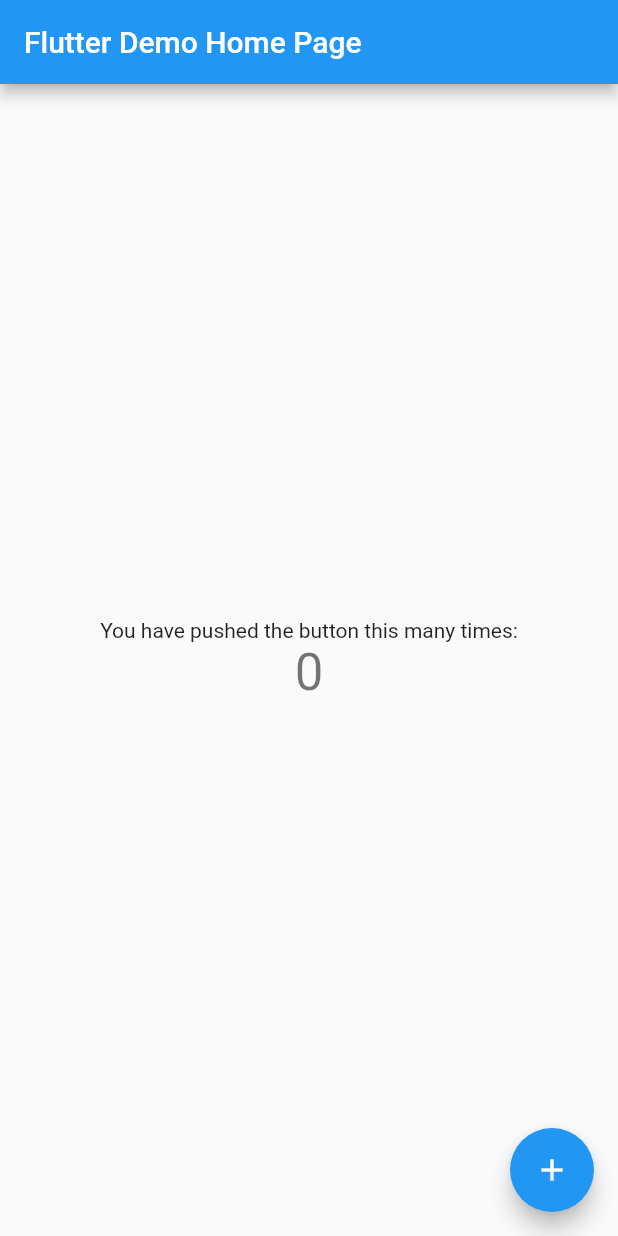
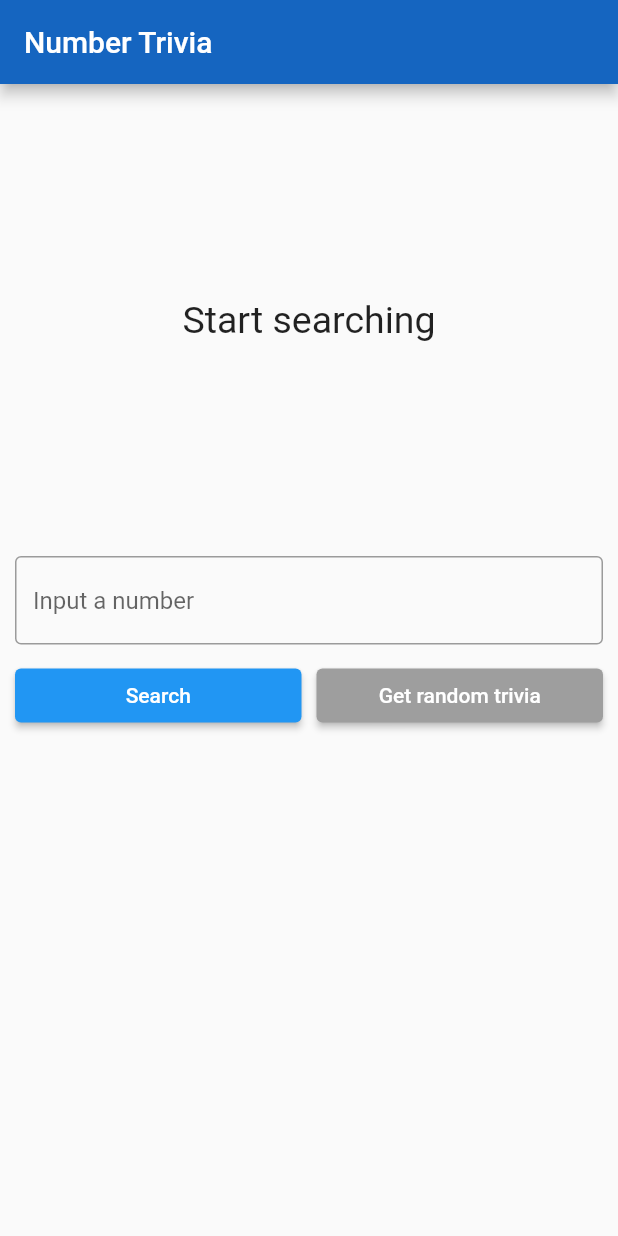
Before and after one commit to janpierry/clean_architecture_tdd_course, a Flutter app: the screen it shows after launch, on a phone screen of 412 x 824 dp. Run offline on Flutter 3.47's test engine with Material 2 defaults, Android fonts, the phone set to English and light mode, and no system bars; our stand-ins replace bloc, dartz, equatable, flutter_bloc, get_it, internet_connection_checker and 1 more.

Commit message:
feat: Add user interface && fix bloc async error

```diff
--- a/lib/features/number_trivia/presentation/bloc/number_trivia_bloc.dart
+++ b/lib/features/number_trivia/presentation/bloc/number_trivia_bloc.dart
@@ -41,8 +41,9 @@
     final inputEither =
         inputConverter.stringToUnsignedInteger(event.numberString);
 
-    inputEither.fold(
-      (failure) => emitter(const Error(message: INVALID_INPUT_FAILURE_MESSAGE)),
+    await inputEither.fold(
+      (failure) async =>
+          emitter(const Error(message: INVALID_INPUT_FAILURE_MESSAGE)),
       (value) async {
         emitter(Loading());
         final failureOrTrivia =
--- /dev/null
+++ b/lib/features/number_trivia/presentation/pages/number_trivia_page.dart
@@ -0,0 +1,62 @@
+import 'package:clean_architecture_tdd_course/features/number_trivia/presentation/widgets/trivia_controls.dart';
+import 'package:flutter/material.dart';
+import 'package:flutter_bloc/flutter_bloc.dart';
+
+import '../../../../injection_container.dart';
+import '../bloc/number_trivia_bloc.dart';
+import '../widgets/widgets.dart';
+
+class NumberTriviaPage extends StatelessWidget {
+  const NumberTriviaPage({Key? key}) : super(key: key);
+
+  @override
+  Widget build(BuildContext context) {
+    final mq = MediaQuery.of(context);
+    return Scaffold(
+      appBar: AppBar(
+        title: const Text('Number Trivia'),
+      ),
+      body: BlocProvider(
+        create: (context) {
+          return sl<NumberTriviaBloc>();
+        },
+        child: SingleChildScrollView(
+          child: Center(
+            child: Padding(
+              padding: const EdgeInsets.all(10.0),
+              child: Column(
+                children: [
+                  const SizedBox(height: 10),
+                  SizedBox(
+                    height: mq.size.height / 3,
+                    child: BlocBuilder<NumberTriviaBloc, NumberTriviaState>(
+                      builder: (context, state) {
+                        if (state is Initial) {
+                          return const MessageDisplay(
+                              message: 'Start searching');
+                        }
+                        if (state is Loading) {
+                          return const LoadingWidget();
+                        }
+                        if (state is Loaded) {
+                          return TriviaDisplay(numberTrivia: state.trivia);
+                        }
+                        if (state is Error) {
+                          return MessageDisplay(message: state.message);
+                        }
+                        return Container();
+                      },
+                    ),
+                  ),
+                  const SizedBox(height: 20),
+                  // Bottom half
+                  const TriviaControls()
+                ],
+              ),
+            ),
+          ),
+        ),
+      ),
+    );
+  }
+}
--- /dev/null
+++ b/lib/features/number_trivia/presentation/widgets/message_display.dart
@@ -0,0 +1,23 @@
+import 'package:flutter/material.dart';
+
+class MessageDisplay extends StatelessWidget {
+  final String message;
+
+  const MessageDisplay({
+    Key? key,
+    required this.message,
+  }) : super(key: key);
+
+  @override
+  Widget build(BuildContext context) {
+    return Center(
+      child: SingleChildScrollView(
+        child: Text(
+          message,
+          style: const TextStyle(fontSize: 25),
+          textAlign: TextAlign.center,
+        ),
+      ),
+    );
+  }
+}
--- /dev/null
+++ b/lib/features/number_trivia/presentation/widgets/trivia_controls.dart
@@ -0,0 +1,66 @@
+import 'package:clean_architecture_tdd_course/features/number_trivia/presentation/bloc/number_trivia_bloc.dart';
+import 'package:flutter/material.dart';
+import 'package:flutter_bloc/flutter_bloc.dart';
+
+class TriviaControls extends StatefulWidget {
+  const TriviaControls({Key? key}) : super(key: key);
+
+  @override
+  State<TriviaControls> createState() => _TriviaControlsState();
+}
+
+class _TriviaControlsState extends State<TriviaControls> {
+  final controller = TextEditingController();
+
+  void _throwConcreteEvent() {
+    BlocProvider.of<NumberTriviaBloc>(context)
+        .add(GetTriviaForConcreteNumber(controller.text));
+    controller.clear();
+  }
+
+  void _throwRandomEvent() {
+    BlocProvider.of<NumberTriviaBloc>(context).add(GetTriviaForRandomNumber());
+    controller.clear();
+  }
+
+  @override
+  Widget build(BuildContext context) {
+    return Column(
+      children: [
+        TextField(
+          decoration: const InputDecoration(
+            border: OutlineInputBorder(),
+            hintText: 'Input a number',
+          ),
+          keyboardType: TextInputType.number,
+          controller: controller,
+          onSubmitted: (_) => _throwConcreteEvent(),
+        ),
+        const SizedBox(height: 10),
+        Row(
+          children: [
+            Expanded(
+              child: ElevatedButton(
+                child: const Text('Search'),
+                style: ElevatedButton.styleFrom(
+                  primary: Theme.of(context).primaryColor,
+                ),
+                onPressed: _throwConcreteEvent,
+              ),
+            ),
+            const SizedBox(width: 10),
+            Expanded(
+              child: ElevatedButton(
+                child: const Text('Get random trivia'),
+                style: ElevatedButton.styleFrom(
+                  primary: Colors.grey,
+                ),
+                onPressed: _throwRandomEvent,
+              ),
+            )
+          ],
+        )
+      ],
+    );
+  }
+}
--- /dev/null
+++ b/lib/features/number_trivia/presentation/widgets/widgets.dart
@@ -0,0 +1,3 @@
+export 'loading_widget.dart';
+export 'message_display.dart';
+export 'trivia_display.dart';
--- a/lib/main.dart
+++ b/lib/main.dart
@@ -1,117 +1,27 @@
+import 'package:clean_architecture_tdd_course/features/number_trivia/presentation/pages/number_trivia_page.dart';
 import 'package:flutter/material.dart';
 import 'injection_container.dart' as di;
 
-void main() {
-  di.init();
+void main() async {
+  WidgetsFlutterBinding.ensureInitialized();
+  await di.init();
   runApp(const MyApp());
 }
 
 class MyApp extends StatelessWidget {
   const MyApp({Key? key}) : super(key: key);
 
-  // This widget is the root of your application.
   @override
   Widget build(BuildContext context) {
     return MaterialApp(
-      title: 'Flutter Demo',
+      title: 'Number Trivia',
       theme: ThemeData(
-        // This is the theme of your application.
-        //
-        // Try running your application with "flutter run". You'll see the
-        // application has a blue toolbar. Then, without quitting the app, try
-        // changing the primarySwatch below to Colors.green and then invoke
-        // "hot reload" (press "r" in the console where you ran "flutter run",
-        // or simply save your changes to "hot reload" in a Flutter IDE).
-        // Notice that the counter didn't reset back to zero; the application
-        // is not restarted.
-        primarySwatch: Colors.blue,
+        colorScheme: ColorScheme.fromSwatch().copyWith(
+          primary: Colors.blue.shade800,
+          secondary: Colors.blue.shade600,
+        ),
       ),
-      home: const MyHomePage(title: 'Flutter Demo Home Page'),
+      home: const NumberTriviaPage(),
     );
   }
 }
-
-class MyHomePage extends StatefulWidget {
-  const MyHomePage({Key? key, required this.title}) : super(key: key);
-
-  // This widget is the home page of your application. It is stateful, meaning
-  // that it has a State object (defined below) that contains fields that affect
-  // how it looks.
-
-  // This class is the configuration for the state. It holds the values (in this
-  // case the title) provided by the parent (in this case the App widget) and
-  // used by the build method of the State. Fields in a Widget subclass are
-  // always marked "final".
-
-  final String title;
-
-  @override
-  State<MyHomePage> createState() => _MyHomePageState();
-}
-
-class _MyHomePageState extends State<MyHomePage> {
-  int _counter = 0;
-
-  void _incrementCounter() {
-    setState(() {
-      // This call to setState tells the Flutter framework that something has
-      // changed in this State, which causes it to rerun the build method below
-      // so that the display can reflect the updated values. If we changed
-      // _counter without calling setState(), then the build method would not be
-      // called again, and so nothing would appear to happen.
-      _counter++;
-    });
-  }
-
-  @override
-  Widget build(BuildContext context) {
-    // This method is rerun every time setState is called, for instance as done
-    // by the _incrementCounter method above.
-    //
-    // The Flutter framework has been optimized to make rerunning build methods
-    // fast, so that you can just rebuild anything that needs updating rather
-    // than having to individually change instances of widgets.
-    return Scaffold(
-      appBar: AppBar(
-        // Here we take the value from the MyHomePage object that was created by
-        // the App.build method, and use it to set our appbar title.
-        title: Text(widget.title),
-      ),
-      body: Center(
-        // Center is a layout widget. It takes a single child and positions it
-        // in the middle of the parent.
-        child: Column(
-          // Column is also a layout widget. It takes a list of children and
-          // arranges them vertically. By default, it sizes itself to fit its
-          // children horizontally, and tries to be as tall as its parent.
-          //
-          // Invoke "debug painting" (press "p" in the console, choose the
-          // "Toggle Debug Paint" action from the Flutter Inspector in Android
-          // Studio, or the "Toggle Debug Paint" command in Visual Studio Code)
-          // to see the wireframe for each widget.
-          //
-          // Column has various properties to control how it sizes itself and
-          // how it positions its children. Here we use mainAxisAlignment to
-          // center the children vertically; the main axis here is the vertical
-          // axis because Columns are vertical (the cross axis would be
-          // horizontal).
-          mainAxisAlignment: MainAxisAlignment.center,
-          children: <Widget>[
-            const Text(
-              'You have pushed the button this many times:',
-            ),
-            Text(
-              '$_counter',
-              style: Theme.of(context).textTheme.headline4,
-            ),
-          ],
-        ),
-      ),
-      floatingActionButton: FloatingActionButton(
-        onPressed: _incrementCounter,
-        tooltip: 'Increment',
-        child: const Icon(Icons.add),
-      ), // This trailing comma makes auto-formatting nicer for build methods.
-    );
-  }
-}
```
Also changed, not shown: lib/features/number_trivia/presentation/widgets/loading_widget.dart (added, +12 -0 lines), lib/features/number_trivia/presentation/widgets/trivia_display.dart (added, +33 -0 lines), lib/injection_container.dart (+3 -4 lines).
